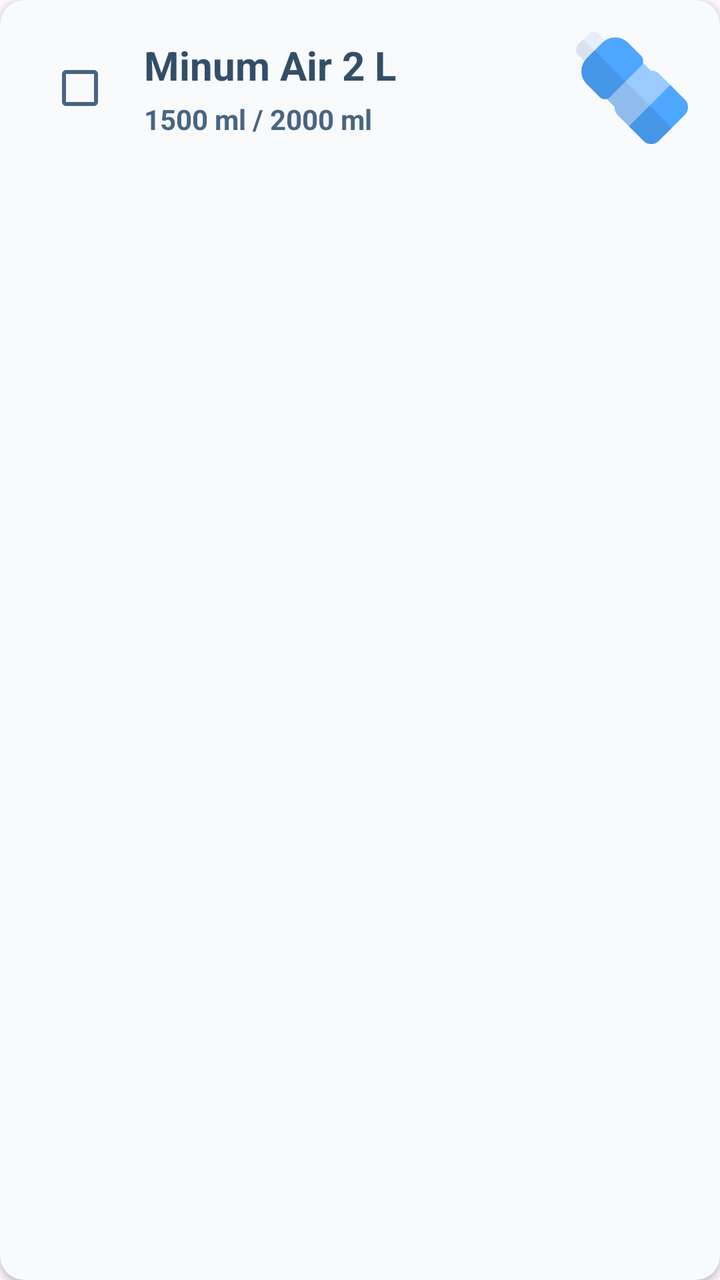
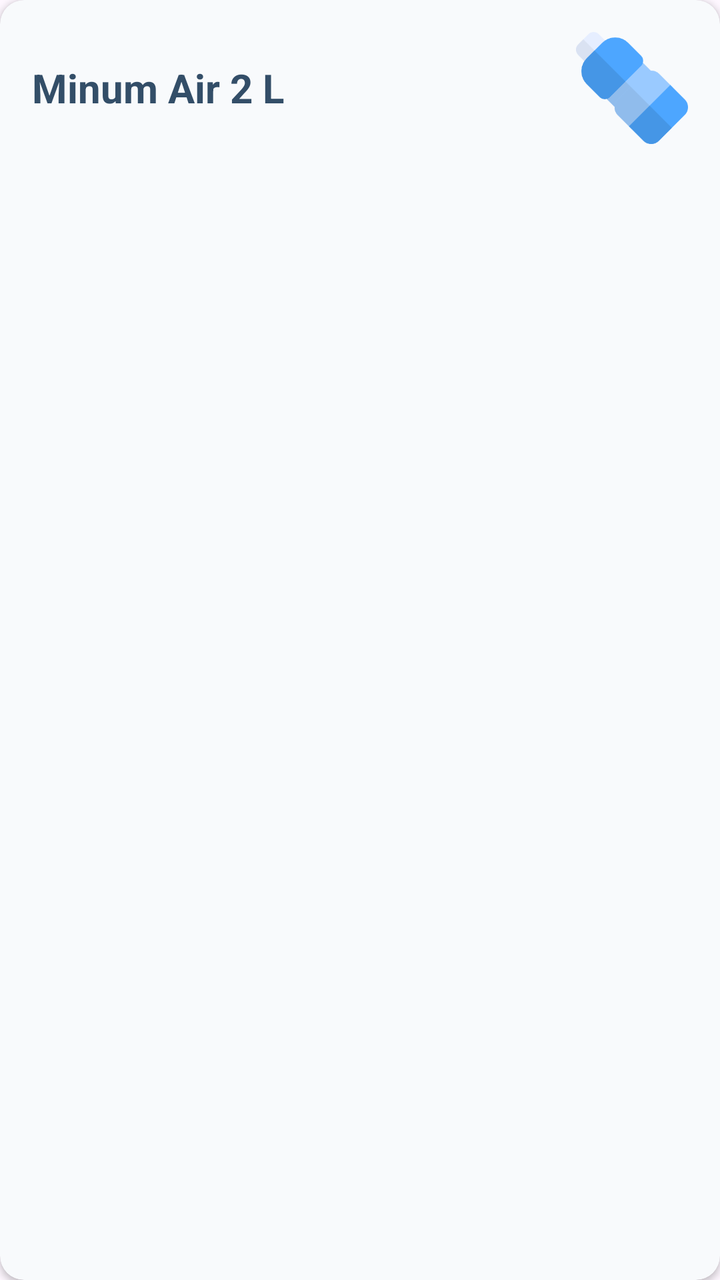

Screens rendered from an Android XML layout before and after an edit, with the pre-edit source and the edit as a unified diff.
<!-- AndroidManifest.xml: application theme Theme.Tiasakeun -->
<!-- res/layout/card_activity.xml -->
<?xml version="1.0" encoding="utf-8"?>
<androidx.cardview.widget.CardView xmlns:android="http://schemas.android.com/apk/res/android"
    android:layout_width="match_parent"
    android:layout_height="wrap_content"
    xmlns:app="http://schemas.android.com/apk/res-auto"
    android:layout_marginHorizontal="16dp"
    android:layout_marginVertical="8dp"
    app:cardCornerRadius="12dp"
    app:cardElevation="2dp"
    app:cardBackgroundColor="@color/surface_card">

    <LinearLayout
        android:layout_width="match_parent"
        android:layout_height="wrap_content"
        android:orientation="horizontal"
        android:padding="16dp"
        android:gravity="center_vertical">

        <com.google.android.material.checkbox.MaterialCheckBox
            android:id="@+id/cbActivity"
            android:layout_width="wrap_content"
            android:layout_height="wrap_content"
            android:layout_marginEnd="8dp"
            android:buttonTint="@color/accent_blue" />

        <LinearLayout
            android:layout_width="0dp"
            android:layout_height="wrap_content"
            android:layout_weight="1"
            android:orientation="vertical"
            android:layout_marginEnd="16dp">

            <TextView
                android:id="@+id/tVActivityTitle"
                android:layout_width="match_parent"
                android:layout_height="wrap_content"
                android:textStyle="bold"
                android:textSize="20sp"
                android:textColor="@color/primary_text"
                android:text="@string/example_activity_text"/>

            <TextView
                android:id="@+id/tVActivityProgress"
                android:layout_width="match_parent"
                android:layout_height="wrap_content"
                android:textSize="14sp"
                android:textStyle="bold"
                android:layout_marginTop="4dp"
                android:textColor="@color/accent_blue"
                android:text="@string/example_activity_progress"/>
        </LinearLayout>

        <ImageView
            android:id="@+id/iVActivityMark"
            android:layout_width="56dp"
            android:layout_height="56dp"
            android:scaleType="centerInside"
            android:src="@drawable/air_putih"/>

    </LinearLayout>

</androidx.cardview.widget.CardView>
<!-- resources referenced by this layout -->
<resources>
  <color name="accent_blue">#486581</color>
  <color name="primary_text">#334E68</color>
  <color name="surface_card">#F8FAFC</color>
  <!-- drawable air_putih: png bitmap (drawable, 7312 bytes) -->
  <string name="example_activity_progress">1500 ml / 2000 ml</string>
  <string name="example_activity_text">Minum Air 2 L</string>
  <style name="Theme.Tiasakeun" parent="Base.Theme.Tiasakeun" />
  <style name="Base.Theme.Tiasakeun" parent="Theme.Material3.DayNight.NoActionBar">
          
          
          <item name="colorOnSecondaryContainer">@color/white</item>
      </style>
  <color name="white">#FFFFFFFF</color>
</resources>

<!-- the commit's change to res/layout/card_activity.xml (unified diff, before → after) -->
@@ -16,45 +16,22 @@
         android:padding="16dp"
         android:gravity="center_vertical">
 
-        <com.google.android.material.checkbox.MaterialCheckBox
-            android:id="@+id/cbActivity"
-            android:layout_width="wrap_content"
-            android:layout_height="wrap_content"
-            android:layout_marginEnd="8dp"
-            android:buttonTint="@color/accent_blue" />
-
-        <LinearLayout
+        <TextView
+            android:id="@+id/tVActivityTitle"
             android:layout_width="0dp"
             android:layout_height="wrap_content"
+            android:textStyle="bold"
+            android:textSize="20sp"
             android:layout_weight="1"
-            android:orientation="vertical"
-            android:layout_marginEnd="16dp">
-
-            <TextView
-                android:id="@+id/tVActivityTitle"
-                android:layout_width="match_parent"
-                android:layout_height="wrap_content"
-                android:textStyle="bold"
-                android:textSize="20sp"
-                android:textColor="@color/primary_text"
-                android:text="@string/example_activity_text"/>
-
-            <TextView
-                android:id="@+id/tVActivityProgress"
-                android:layout_width="match_parent"
-                android:layout_height="wrap_content"
-                android:textSize="14sp"
-                android:textStyle="bold"
-                android:layout_marginTop="4dp"
-                android:textColor="@color/accent_blue"
-                android:text="@string/example_activity_progress"/>
-        </LinearLayout>
+            android:textColor="@color/primary_text"
+            android:text="@string/example_activity_text"/>
 
         <ImageView
             android:id="@+id/iVActivityMark"
             android:layout_width="56dp"
             android:layout_height="56dp"
             android:scaleType="centerInside"
+            android:layout_marginStart="8dp"
             android:src="@drawable/air_putih"/>
 
     </LinearLayout>
<!-- resource entries referenced after the edit -->
@@ -1,10 +1,8 @@
 <!-- resources referenced by this layout -->
 <resources>
-  <color name="accent_blue">#486581</color>
   <color name="primary_text">#334E68</color>
   <color name="surface_card">#F8FAFC</color>
   <!-- drawable air_putih: png bitmap (drawable, 7312 bytes) -->
-  <string name="example_activity_progress">1500 ml / 2000 ml</string>
   <string name="example_activity_text">Minum Air 2 L</string>
   <style name="Theme.Tiasakeun" parent="Base.Theme.Tiasakeun" />
   <style name="Base.Theme.Tiasakeun" parent="Theme.Material3.DayNight.NoActionBar">
